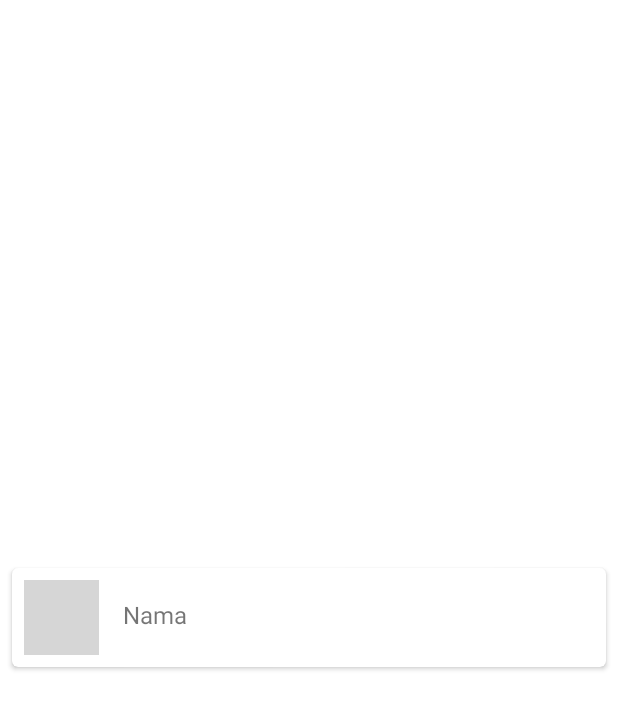
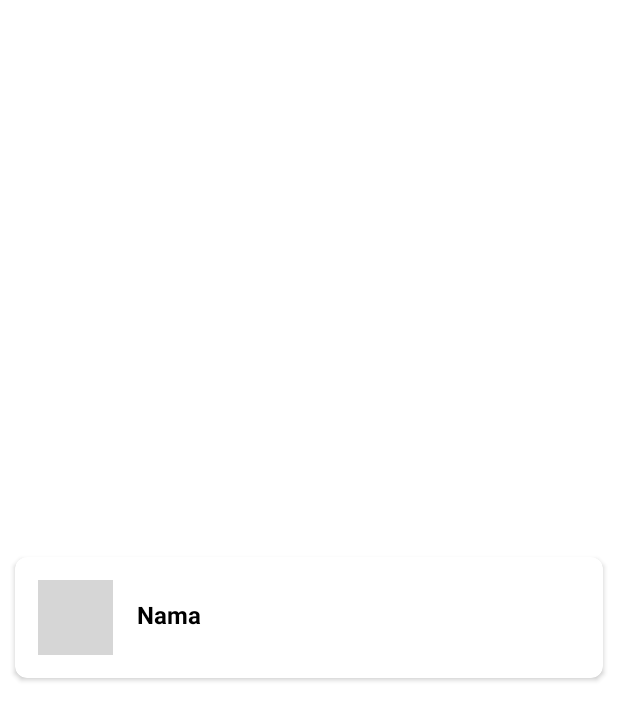
Before and after one commit to mhmmdrdwnsyhx/GithubUserAPI, an Android app: the layout layout_user_list.xml on its own in the app's theme, with its tools: preview values and no code run, on a phone screen of 412 x 824 dp. Shown: the top 720 px of the screen. Run offline under Robolectric (Android 15) with nearby library versions, the phone set to English and light mode, and no system bars; grey boxes are pictures that could not be loaded.

Commit message:
added Night mode Feature

```diff
--- a/app/src/main/AndroidManifest.xml
+++ b/app/src/main/AndroidManifest.xml
@@ -13,6 +13,12 @@
         android:supportsRtl="true"
         android:theme="@style/Theme.SubmissionFundaAwal"
         tools:targetApi="31">
+        <activity
+            android:name=".nighttheme.NightThemeActivity"
+            android:exported="false" />
+            <meta-data
+                android:name="android.app.lib_name"
+                android:value=""/>
         <activity
             android:name=".FavoriteActivity"
             android:exported="false" />
--- a/app/src/main/java/com/example/submissionfundaawal/MainActivity.kt
+++ b/app/src/main/java/com/example/submissionfundaawal/MainActivity.kt
@@ -20,6 +20,7 @@ import com.example.submissionfundaawal.model.MainViewModel
 import com.example.submissionfundaawal.model.UserData
 import com.example.submissionfundaawal.detail.DetailUser
 import com.example.submissionfundaawal.detail.favorite.FavFactory
+import com.example.submissionfundaawal.nighttheme.NightThemeActivity
 
 class MainActivity : AppCompatActivity() {
     private  var _binding: ActivityMainBinding? = null
@@ -118,6 +119,10 @@ class MainActivity : AppCompatActivity() {
                     }
                 })
             }
+            R.id.themes -> {
+                val intent = Intent(this, NightThemeActivity::class.java)
+                startActivity(intent)
+            }
             R.id.favorites -> {
                 startActivity(Intent(this, FavoriteActivity::class.java))
             }
--- a/app/src/main/java/com/example/submissionfundaawal/Utils.kt
+++ b/app/src/main/java/com/example/submissionfundaawal/Utils.kt
@@ -1,5 +1,5 @@
 package com.example.submissionfundaawal
 
 object Utils {
-    const val token_id = "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"
+    const val token_id = "PUT YOUR GITHUB_API_KEY HERE"
 }
--- /dev/null
+++ b/app/src/main/res/drawable/ic_baseline_moon_24.xml
@@ -0,0 +1,5 @@
+<vector android:height="24dp" android:tint="#F2BE22"
+    android:viewportHeight="24" android:viewportWidth="24"
+    android:width="24dp" xmlns:android="http://schemas.android.com/apk/res/android">
+    <path android:fillColor="@android:color/white" android:pathData="M9.5,2c-1.82,0 -3.53,0.5 -5,1.35c2.99,1.73 5,4.95 5,8.65s-2.01,6.92 -5,8.65C5.97,21.5 7.68,22 9.5,22c5.52,0 10,-4.48 10,-10S15.02,2 9.5,2z"/>
+</vector>
--- /dev/null
+++ b/app/src/main/res/drawable/ic_baseline_sunny_24.xml
@@ -0,0 +1,5 @@
+<vector android:height="24dp" android:tint="#F2BE22"
+    android:viewportHeight="24" android:viewportWidth="24"
+    android:width="24dp" xmlns:android="http://schemas.android.com/apk/res/android">
+    <path android:fillColor="@android:color/white" android:pathData="M6.76,4.84l-1.8,-1.79 -1.41,1.41 1.79,1.79 1.42,-1.41zM4,10.5L1,10.5v2h3v-2zM13,0.55h-2L11,3.5h2L13,0.55zM20.45,4.46l-1.41,-1.41 -1.79,1.79 1.41,1.41 1.79,-1.79zM17.24,18.16l1.79,1.8 1.41,-1.41 -1.8,-1.79 -1.4,1.4zM20,10.5v2h3v-2h-3zM12,5.5c-3.31,0 -6,2.69 -6,6s2.69,6 6,6 6,-2.69 6,-6 -2.69,-6 -6,-6zM11,22.45h2L13,19.5h-2v2.95zM3.55,18.54l1.41,1.41 1.79,-1.8 -1.41,-1.41 -1.79,1.8z"/>
+</vector>
--- /dev/null
+++ b/app/src/main/res/drawable/ic_baseline_wb_sunny_24.xml
@@ -0,0 +1,5 @@
+<vector android:height="24dp" android:tint="#FFFFFF"
+    android:viewportHeight="24" android:viewportWidth="24"
+    android:width="24dp" xmlns:android="http://schemas.android.com/apk/res/android">
+    <path android:fillColor="@android:color/white" android:pathData="M6.76,4.84l-1.8,-1.79 -1.41,1.41 1.79,1.79 1.42,-1.41zM4,10.5L1,10.5v2h3v-2zM13,0.55h-2L11,3.5h2L13,0.55zM20.45,4.46l-1.41,-1.41 -1.79,1.79 1.41,1.41 1.79,-1.79zM17.24,18.16l1.79,1.8 1.41,-1.41 -1.8,-1.79 -1.4,1.4zM20,10.5v2h3v-2h-3zM12,5.5c-3.31,0 -6,2.69 -6,6s2.69,6 6,6 6,-2.69 6,-6 -2.69,-6 -6,-6zM11,22.45h2L13,19.5h-2v2.95zM3.55,18.54l1.41,1.41 1.79,-1.8 -1.41,-1.41 -1.79,1.8z"/>
+</vector>
--- a/app/src/main/res/layout/layout_user_list.xml
+++ b/app/src/main/res/layout/layout_user_list.xml
@@ -6,16 +6,17 @@
     android:layout_width="match_parent"
     android:layout_height="wrap_content"
     android:layout_gravity="center"
-    android:layout_marginStart="8dp"
-    android:layout_marginTop="4dp"
-    android:layout_marginEnd="8dp"
-    android:layout_marginBottom="4dp"
-    card_view:cardCornerRadius="4dp">
+    android:layout_marginStart="10dp"
+    android:layout_marginEnd="10dp"
+    android:layout_marginTop="5dp"
+    android:layout_marginBottom="5dp"
+    card_view:cardCornerRadius="8dp">
 
     <androidx.constraintlayout.widget.ConstraintLayout
         android:layout_width="match_parent"
         android:layout_height="wrap_content"
-        android:padding="8dp">
+        android:padding="15dp"
+        >
         <de.hdodenhof.circleimageview.CircleImageView
             android:id="@+id/img_item_photo"
             android:layout_width="50dp"
@@ -36,6 +37,8 @@
             android:layout_toEndOf="@id/img_item_photo"
             android:paddingStart="8dp"
             android:textSize="16sp"
+            android:textStyle="bold"
+            android:textColor="@color/black"
             card_view:layout_constraintEnd_toEndOf="parent"
             card_view:layout_constraintHorizontal_bias="0.0"
             card_view:layout_constraintStart_toEndOf="@+id/img_item_photo"
--- a/app/src/main/res/menu/option_menu.xml
+++ b/app/src/main/res/menu/option_menu.xml
@@ -13,5 +13,10 @@
             android:icon="@drawable/ic_baseline_favorite_24"
             android:title="@string/favorite"
             app:showAsAction="ifRoom" />
+        <item
+            android:id="@+id/themes"
+            android:icon="@drawable/ic_baseline_wb_sunny_24"
+            android:title="@string/setting"
+            app:showAsAction="ifRoom"/>
     </group>
 </menu>
--- a/app/src/main/res/values-night/themes.xml
+++ b/app/src/main/res/values-night/themes.xml
@@ -3,14 +3,14 @@
     <style name="Theme.SubmissionFundaAwal" parent="Theme.MaterialComponents.DayNight.DarkActionBar">
         <!-- Primary brand color. -->
         <item name="colorPrimary">@color/purple_200</item>
-        <item name="colorPrimaryVariant">@color/purple_700</item>
+        <item name="colorPrimaryVariant">@color/white</item>
         <item name="colorOnPrimary">@color/black</item>
         <!-- Secondary brand color. -->
         <item name="colorSecondary">@color/teal_200</item>
         <item name="colorSecondaryVariant">@color/teal_200</item>
         <item name="colorOnSecondary">@color/black</item>
         <!-- Status bar color. -->
-        <item name="android:statusBarColor">?attr/colorPrimaryVariant</item>
+        <item name="android:statusBarColor">@color/gray</item>
         <!-- Customize your theme here. -->
     </style>
 </resources>
--- a/app/src/main/res/values/colors.xml
+++ b/app/src/main/res/values/colors.xml
@@ -1,10 +1,11 @@
 <?xml version="1.0" encoding="utf-8"?>
 <resources>
-    <color name="purple_200">#FFBB86FC</color>
+    <color name="purple_200">#9DB2BF</color>
     <color name="navy_500">#212A3E</color>
     <color name="purple_700">#FF3700B3</color>
     <color name="teal_200">#212A3E</color>
     <color name="teal_700">#FF018786</color>
     <color name="black">#FF000000</color>
     <color name="white">#FFFFFFFF</color>
+    <color name="gray">#9DB2BF</color>
 </resources>
--- a/app/src/main/res/values/strings.xml
+++ b/app/src/main/res/values/strings.xml
@@ -8,5 +8,6 @@
     <string name="str_followers">Followers</string>
     <string name="str_following">Following</string>
     <string name="favorite">Favorite</string>
+    <string name="night_theme">Night Theme</string>
     <string name="setting">Setting</string>
 </resources>
```
Also changed, not shown: app/src/main/java/com/example/submissionfundaawal/nighttheme/NightThemeActivity.kt (added, +58 -0 lines), app/src/main/java/com/example/submissionfundaawal/nighttheme/ThemePreferences.kt (added, +34 -0 lines), app/src/main/java/com/example/submissionfundaawal/nighttheme/ThemeSettingFactory.kt (added, +13 -0 lines), app/src/main/java/com/example/submissionfundaawal/nighttheme/ThemeViewModel.kt (added, +19 -0 lines), app/src/main/res/layout/activity_detail_user.xml (+5 -5 lines), app/src/main/res/layout/activity_night_theme.xml (added, +48 -0 lines).
